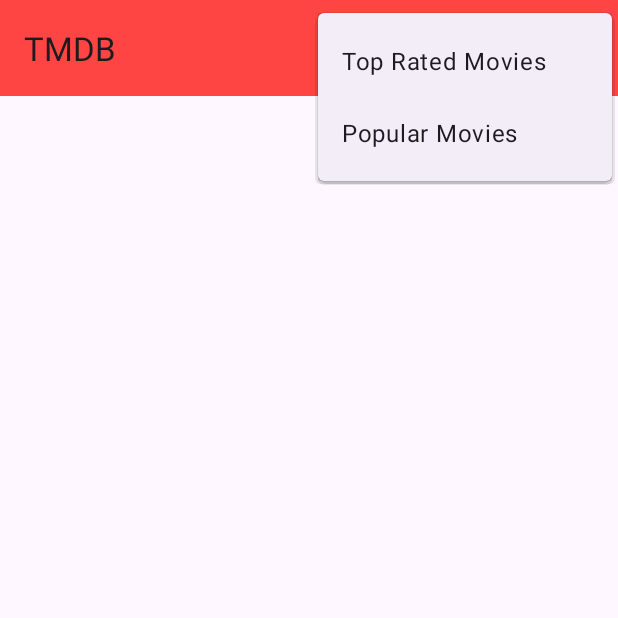
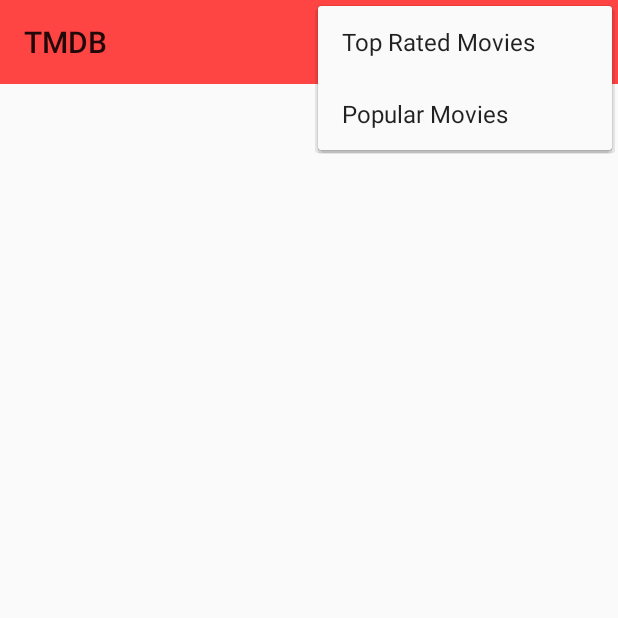
Before and after one commit to iamsurajgiri/RepoMovie, an Android app: the screen it shows after launch (MainActivity), with the options menu open, on a phone screen of 412 x 824 dp, the top half of it. Run offline under Robolectric (Android 15) with nearby library versions, the phone set to English and light mode, and no system bars; pictures from the network do not load.

Commit message:
changed theme

```diff
--- a/app/src/main/res/values/themes.xml
+++ b/app/src/main/res/values/themes.xml
@@ -1,8 +1,9 @@
 <resources xmlns:tools="http://schemas.android.com/tools">
     <!-- Base application theme. -->
-    <style name="Base.Theme.TMDB" parent="Theme.Material3.DayNight.NoActionBar">
+    <style name="Base.Theme.TMDB" parent="Theme.AppCompat.Light.NoActionBar">
         <!-- Customize your light theme here. -->
         <!-- <item name="colorPrimary">@color/my_light_primary</item> -->
+
     </style>
 
     <style name="Theme.TMDB" parent="Base.Theme.TMDB" />
--- a/core/src/main/res/values-night/themes.xml
+++ b/core/src/main/res/values-night/themes.xml
@@ -1,6 +1,6 @@
 <resources xmlns:tools="http://schemas.android.com/tools">
     <!-- Base application theme. -->
-    <style name="Theme.TMDB" parent="Theme.MaterialComponents.DayNight.DarkActionBar">
+    <style name="Theme.TMDB" parent="Theme.AppCompat.Light.NoActionBar">
         <!-- Primary brand color. -->
         <item name="colorPrimary">@color/purple_200</item>
         <item name="colorPrimaryVariant">@color/purple_700</item>
```
